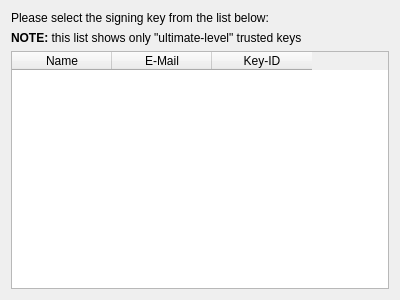
This is src/runtime/ksecretd/knewwalletdialoggpg.ui in KDE/kwallet as Qt 5 draws it before an edit. The edited form follows.
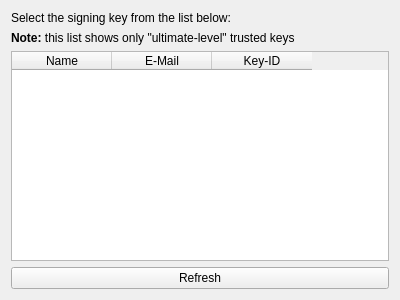
This is the edited form. Icons and pictures are not drawn.

What changed in the file:
```diff
--- a/src/runtime/ksecretd/knewwalletdialoggpg.ui
+++ b/src/runtime/ksecretd/knewwalletdialoggpg.ui
@@ -14,14 +14,14 @@
    <item>
     <widget class="QLabel" name="label">
      <property name="text">
-      <string>Please select the signing key from the list below:</string>
+      <string>Select the signing key from the list below:</string>
      </property>
     </widget>
    </item>
    <item>
     <widget class="QLabel" name="label_2">
      <property name="text">
-      <string>&lt;html&gt;&lt;head/&gt;&lt;body&gt;&lt;p&gt;&lt;span style=&quot; font-weight:600;&quot;&gt;NOTE:&lt;/span&gt; this list shows only &amp;quot;ultimate-level&amp;quot; trusted keys&lt;/p&gt;&lt;/body&gt;&lt;/html&gt;</string>
+      <string>&lt;html&gt;&lt;head/&gt;&lt;body&gt;&lt;p&gt;&lt;span style=&quot; font-weight:600;&quot;&gt;Note:&lt;/span&gt; this list shows only &amp;quot;ultimate-level&amp;quot; trusted keys&lt;/p&gt;&lt;/body&gt;&lt;/html&gt;</string>
      </property>
     </widget>
    </item>
@@ -71,7 +71,20 @@
      </column>
     </widget>
    </item>
-  </layout>
+  <item>
+   <widget class="QPushButton" name="reloadCertificates">
+    <property name="text">
+     <string>Refresh</string>
+    </property>
+    <property name="toolTip">
+     <string>Refresh the list of GPG certificates.</string>
+    </property>
+    <property name="icon">
+     <iconset theme="QIcon::ThemeIcon::ViewRefresh"/>
+    </property>
+   </widget>
+  </item>
+ </layout>
  </widget>
  <resources/>
  <connections>
```
